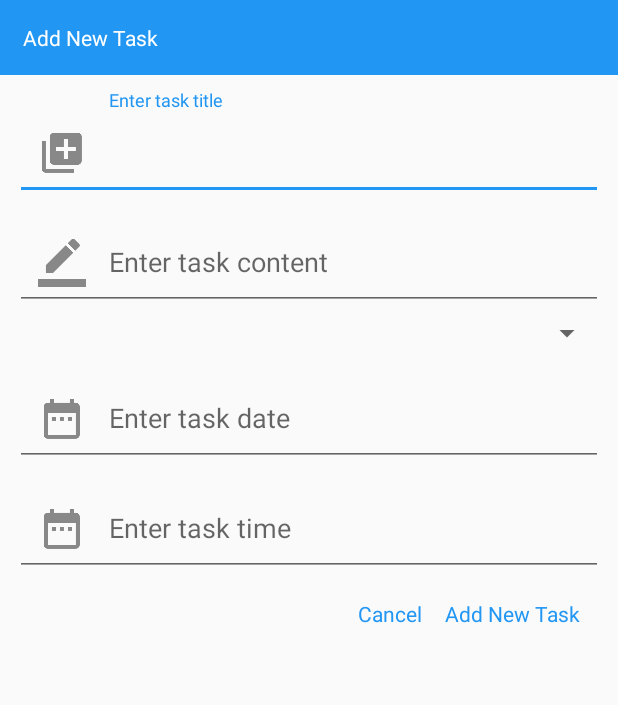
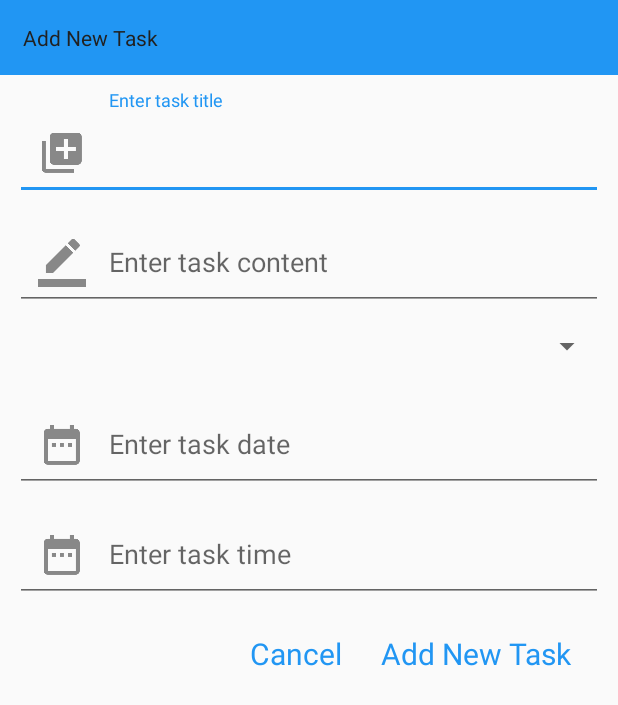
Before and after one commit to DhruvkumarPatel836759/task_vikings_Android, an Android app: the layout add_new_task_dialog.xml on its own in the app's theme, with its tools: preview values and no code run, on a phone screen of 412 x 824 dp. Shown: the top 705 px of the screen. Run offline under Robolectric (Android 15) with nearby library versions, the phone set to English and light mode, and no system bars.

Commit message:
clear unwanted line of code arranging code line to make it look better

```diff
--- a/app/build.gradle
+++ b/app/build.gradle
@@ -22,6 +22,7 @@ dependencies {
     implementation 'androidx.appcompat:appcompat:1.4.1'
     implementation 'androidx.recyclerview:recyclerview:1.2.1'
     implementation 'com.google.android.material:material:1.5.0'
+    implementation 'androidx.constraintlayout:constraintlayout:2.1.3'
 
 
 //    implementation fileTree(dir: 'libs', include: ['*.jar'])
--- a/app/src/main/AndroidManifest.xml
+++ b/app/src/main/AndroidManifest.xml
@@ -11,8 +11,8 @@
         android:theme="@style/AppTheme">
         <activity
             android:name=".activities.MainActivity"
-            android:label="@string/app_name"
-            android:exported="true">
+            android:exported="true"
+            android:label="@string/app_name">
             <intent-filter>
                 <action android:name="android.intent.action.MAIN" />
 
@@ -26,4 +26,5 @@
             android:name=".activities.AllCategories"
             android:parentActivityName=".activities.MainActivity" />
     </application>
+
 </manifest>
--- a/app/src/main/java/com/example/task_vikings_android/activities/AllCategories.java
+++ b/app/src/main/java/com/example/task_vikings_android/activities/AllCategories.java
@@ -44,7 +44,7 @@ public class AllCategories extends AppCompatActivity implements View.OnClickList
         setSupportActionBar((Toolbar) findViewById(R.id.toolbar));
         setTitle(getString(R.string.all_tags_title));
         getSupportActionBar().setDisplayHomeAsUpEnabled(true);
-//        SettingsHelper.applyThemeToolbar(findViewById(R.id.toolbar),this);
+
         loadTags();
     }
 
@@ -125,12 +125,10 @@ public class AllCategories extends AppCompatActivity implements View.OnClickList
         LayoutInflater layoutInflater=(LayoutInflater)getSystemService(Context.LAYOUT_INFLATER_SERVICE);
         final View view=layoutInflater.inflate(R.layout.add_new_categories_dialog,null);
         builder.setView(view);
-//        SettingsHelper.applyThemeTextView((TextView)view.findViewById(R.id.add_tag_dialog_title),this);
         final TextInputEditText tagTitle=(TextInputEditText)view.findViewById(R.id.tag_title);
         final TextView cancel=(TextView)view.findViewById(R.id.cancel);
         final TextView addNewtag=(TextView)view.findViewById(R.id.add_new_tag);
-//        SettingsHelper.applyTextColor(cancel,this);
-//        SettingsHelper.applyTextColor(addNewtag,this);
+
 
         addNewtag.setOnClickListener(new View.OnClickListener() {
             @Override
--- a/app/src/main/java/com/example/task_vikings_android/activities/CompletedTasks.java
+++ b/app/src/main/java/com/example/task_vikings_android/activities/CompletedTasks.java
@@ -37,7 +37,6 @@ public class CompletedTasks extends AppCompatActivity {
         setContentView(R.layout.activity_completed_task);
         setSupportActionBar(findViewById(R.id.toolbar));
         getSupportActionBar().setDisplayHomeAsUpEnabled(true);
-//        SettingsHelper.applyThemeToolbar(findViewById(R.id.toolbar),this);
         setTitle(getString(R.string.complete_todo_activity_title));
         loadCompletedTodos();
     }
--- a/app/src/main/java/com/example/task_vikings_android/adapters/CategoriesAdapter.java
+++ b/app/src/main/java/com/example/task_vikings_android/adapters/CategoriesAdapter.java
@@ -114,13 +114,12 @@ public class CategoriesAdapter extends RecyclerView.Adapter<CategoriesAdapter.Ta
         LayoutInflater layoutInflater=(LayoutInflater)context.getSystemService(Context.LAYOUT_INFLATER_SERVICE);
         final View view=layoutInflater.inflate(R.layout.edit_categories_dialog,null);
         builder.setView(view);
-//        SettingsHelper.applyThemeTextView((TextView)view.findViewById(R.id.edit_tag_dialog_title),context);
+
         final TextInputEditText tagEditTitle=(TextInputEditText)view.findViewById(R.id.edit_tag_title);
         tagEditTitle.setText(categoriesDBHelper.fetchTagTitle(tagID));
         final TextView cancel=(TextView)view.findViewById(R.id.cancel);
         final TextView editNewtag=(TextView)view.findViewById(R.id.edit_new_tag);
-//        SettingsHelper.applyTextColor(cancel,context);
-//        SettingsHelper.applyTextColor(editNewtag,context);
+
 
         editNewtag.setOnClickListener(new View.OnClickListener() {
             @Override
--- a/app/src/main/java/com/example/task_vikings_android/adapters/CompletedTaskAdapter.java
+++ b/app/src/main/java/com/example/task_vikings_android/adapters/CompletedTaskAdapter.java
@@ -15,9 +15,6 @@ import com.example.task_vikings_android.models.CompletedTaskModel;
 
 import java.util.ArrayList;
 
-/**
- * Created by asifkhan on 12/27/17.
- */
 
 public class CompletedTaskAdapter extends RecyclerView.Adapter<CompletedTaskAdapter.CompletedDataHolder>{
     private ArrayList<CompletedTaskModel> completedTaskModels;
@@ -41,7 +38,7 @@ public class CompletedTaskAdapter extends RecyclerView.Adapter<CompletedTaskAdap
         CompletedTaskModel completedTaskModel = completedTaskModels.get(position);
         holder.todoTitle.setPaintFlags(holder.todoTitle.getPaintFlags()| Paint.STRIKE_THRU_TEXT_FLAG);
         holder.todoTitle.setText(completedTaskModel.getTodoTitle());
-//        SettingsHelper.applyTextColor(holder.todoTitle,context);
+
         holder.todoContent.setText(completedTaskModel.getTodoContent());
         holder.todoTag.setText(completedTaskModel.getTodoTag());
         holder.todoDate.setText(completedTaskModel.getTodoDate());
--- a/app/src/main/java/com/example/task_vikings_android/adapters/PendingTaskAdapter.java
+++ b/app/src/main/java/com/example/task_vikings_android/adapters/PendingTaskAdapter.java
@@ -12,6 +12,7 @@ import android.view.View;
 import android.view.ViewGroup;
 import android.widget.AdapterView;
 import android.widget.ArrayAdapter;
+import android.widget.Button;
 import android.widget.DatePicker;
 import android.widget.ImageView;
 import android.widget.PopupMenu;
@@ -34,9 +35,7 @@ import java.text.DateFormat;
 import java.util.ArrayList;
 import java.util.Calendar;
 
-/**
- * Created by asifkhan on 12/27/17.
- */
+
 
 public class PendingTaskAdapter extends RecyclerView.Adapter<PendingTaskAdapter.PendingDataHolder>{
     private ArrayList<PendingTaskModel> pendingTaskModels;
@@ -131,7 +130,7 @@ public class PendingTaskAdapter extends RecyclerView.Adapter<PendingTaskAdapter.
         LayoutInflater layoutInflater=(LayoutInflater)context.getSystemService(Context.LAYOUT_INFLATER_SERVICE);
         final View view=layoutInflater.inflate(R.layout.edit_task_dialog,null);
         builder.setView(view);
-//        SettingsHelper.applyThemeTextView((TextView)view.findViewById(R.id.edit_todo_dialog_title),context);
+
         final TextInputEditText todoTitle=(TextInputEditText)view.findViewById(R.id.todo_title);
         final TextInputEditText todoContent=(TextInputEditText)view.findViewById(R.id.todo_content);
         Spinner todoTags=(Spinner)view.findViewById(R.id.todo_tag);
@@ -205,8 +204,9 @@ public class PendingTaskAdapter extends RecyclerView.Adapter<PendingTaskAdapter.
         });
         TextView cancel=(TextView)view.findViewById(R.id.cancel);
         TextView addTodo=(TextView)view.findViewById(R.id.add_new_todo);
-//        SettingsHelper.applyTextColor(cancel,context);
-//        SettingsHelper.applyTextColor(addTodo,context);
+
+
+
         addTodo.setOnClickListener(new View.OnClickListener() {
             @Override
             public void onClick(View view) {
@@ -272,6 +272,7 @@ public class PendingTaskAdapter extends RecyclerView.Adapter<PendingTaskAdapter.
     public class PendingDataHolder extends RecyclerView.ViewHolder {
         TextView todoTitle,todoContent,todoTag,todoDate,todoTime;
         ImageView option,makeCompleted;
+        Button btn_image_button;
         public PendingDataHolder(View itemView) {
             super(itemView);
             todoTitle=(TextView)itemView.findViewById(R.id.pending_todo_title);
@@ -281,6 +282,7 @@ public class PendingTaskAdapter extends RecyclerView.Adapter<PendingTaskAdapter.
             todoTime=(TextView)itemView.findViewById(R.id.todo_time);
             option=(ImageView)itemView.findViewById(R.id.option);
             makeCompleted=(ImageView)itemView.findViewById(R.id.make_completed);
+
         }
     }
 
--- a/app/src/main/java/com/example/task_vikings_android/helpers/CategoriesDBHelper.java
+++ b/app/src/main/java/com/example/task_vikings_android/helpers/CategoriesDBHelper.java
@@ -10,9 +10,6 @@ import com.example.task_vikings_android.models.CategoriesModel;
 
 import java.util.ArrayList;
 
-/**
- * Created by asifkhan on 12/29/17.
- */
 
 public class CategoriesDBHelper {
     private Context context;
--- a/app/src/main/java/com/example/task_vikings_android/helpers/DatabaseHelper.java
+++ b/app/src/main/java/com/example/task_vikings_android/helpers/DatabaseHelper.java
@@ -4,9 +4,7 @@ import android.content.Context;
 import android.database.sqlite.SQLiteDatabase;
 import android.database.sqlite.SQLiteOpenHelper;
 
-/**
- * Created by asifkhan on 12/29/17.
- */
+
 
 public class DatabaseHelper extends SQLiteOpenHelper {
     private static final int DATABASE_VERSION=1;
--- a/app/src/main/java/com/example/task_vikings_android/helpers/TaskDBHelper.java
+++ b/app/src/main/java/com/example/task_vikings_android/helpers/TaskDBHelper.java
@@ -11,9 +11,6 @@ import com.example.task_vikings_android.models.PendingTaskModel;
 
 import java.util.ArrayList;
 
-/**
- * Created by asifkhan on 12/30/17.
- */
 
 public class TaskDBHelper {
     private Context context;
--- a/app/src/main/java/com/example/task_vikings_android/models/CategoriesModel.java
+++ b/app/src/main/java/com/example/task_vikings_android/models/CategoriesModel.java
@@ -1,8 +1,5 @@
 package com.example.task_vikings_android.models;
 
-/**
- * Created by asifkhan on 12/28/17.
- */
 
 public class CategoriesModel {
     private int tagID;
--- a/app/src/main/res/layout/add_new_task_dialog.xml
+++ b/app/src/main/res/layout/add_new_task_dialog.xml
@@ -1,23 +1,23 @@
 <?xml version="1.0" encoding="utf-8"?>
-<androidx.core.widget.NestedScrollView
+<androidx.core.widget.NestedScrollView xmlns:app="http://schemas.android.com/apk/res-auto"
+    xmlns:tools="http://schemas.android.com/tools"
     android:layout_width="match_parent"
     android:layout_height="match_parent"
     xmlns:android="http://schemas.android.com/apk/res/android">
 
-    <LinearLayout xmlns:android="http://schemas.android.com/apk/res/android"
-        xmlns:app="http://schemas.android.com/apk/res-auto"
+    <LinearLayout
         android:layout_width="match_parent"
         android:layout_height="match_parent"
         android:orientation="vertical">
 
         <TextView
             android:id="@+id/add_todo_dialog_title"
-            android:text="@string/add_todo_dialog_title"
+            android:layout_width="match_parent"
+            android:layout_height="wrap_content"
             android:background="@color/colorPrimary"
             android:padding="@dimen/add_new_todo_dialog_title_padding"
-            android:textColor="@android:color/white"
-            android:layout_width="match_parent"
-            android:layout_height="wrap_content" />
+            android:text="@string/add_todo_dialog_title"
+            android:textColor="#212121" />
         <LinearLayout
             android:orientation="vertical"
             android:padding="@dimen/new_todo_container_padding"
@@ -52,11 +52,14 @@
                     android:layout_height="wrap_content"/>
 
             </com.google.android.material.textfield.TextInputLayout>
+
             <Spinner
                 android:id="@+id/todo_tag"
+                android:layout_width="match_parent"
+                android:layout_height="wrap_content"
+                android:minHeight="48dp"
                 android:padding="@dimen/input_padding"
-                android:layout_width="match_parent"
-                android:layout_height="wrap_content"/>
+                tools:ignore="SpeakableTextPresentCheck" />
 
 
             <com.google.android.material.textfield.TextInputLayout
@@ -88,6 +91,8 @@
                     android:layout_height="wrap_content"/>
 
             </com.google.android.material.textfield.TextInputLayout>
+
+
             <LinearLayout
                 android:layout_gravity="right"
                 android:layout_marginRight="@dimen/todo_dialog_linear_margin_right"
@@ -102,7 +107,10 @@
                     android:text="@string/add_todo_dialog_cancel_text"
                     android:textColor="@color/colorPrimary"
                     android:layout_width="wrap_content"
-                    android:layout_height="wrap_content" />
+                    android:layout_height="wrap_content"
+                    android:padding="5dp"
+                    android:textSize="20dp"
+                    />
 
                 <TextView
                     android:id="@+id/add_new_todo"
@@ -110,7 +118,10 @@
                     android:text="@string/add_todo_dialog_title"
                     android:textColor="@color/colorPrimary"
                     android:layout_width="wrap_content"
-                    android:layout_height="wrap_content" />
+                    android:layout_height="wrap_content"
+                    android:padding="5dp"
+                    android:textSize="20dp"
+                    />
             </LinearLayout>
         </LinearLayout>
     </LinearLayout>
```
Also changed, not shown: app/src/main/java/com/example/task_vikings_android/activities/MainActivity.java (+6 -34 lines).
